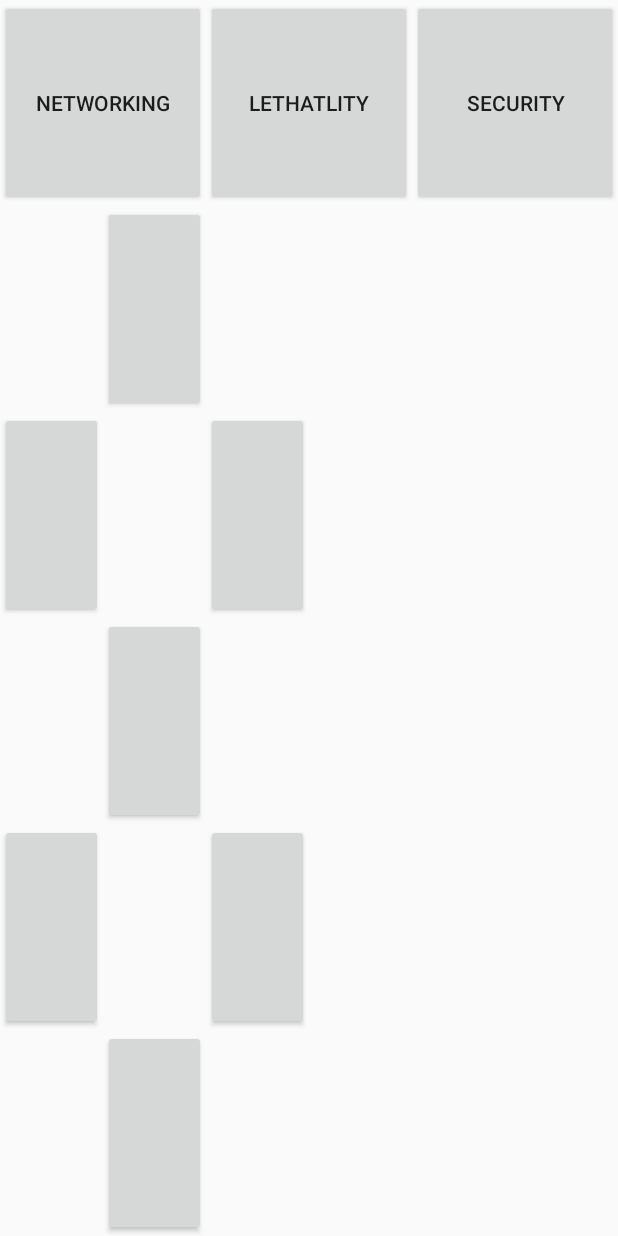
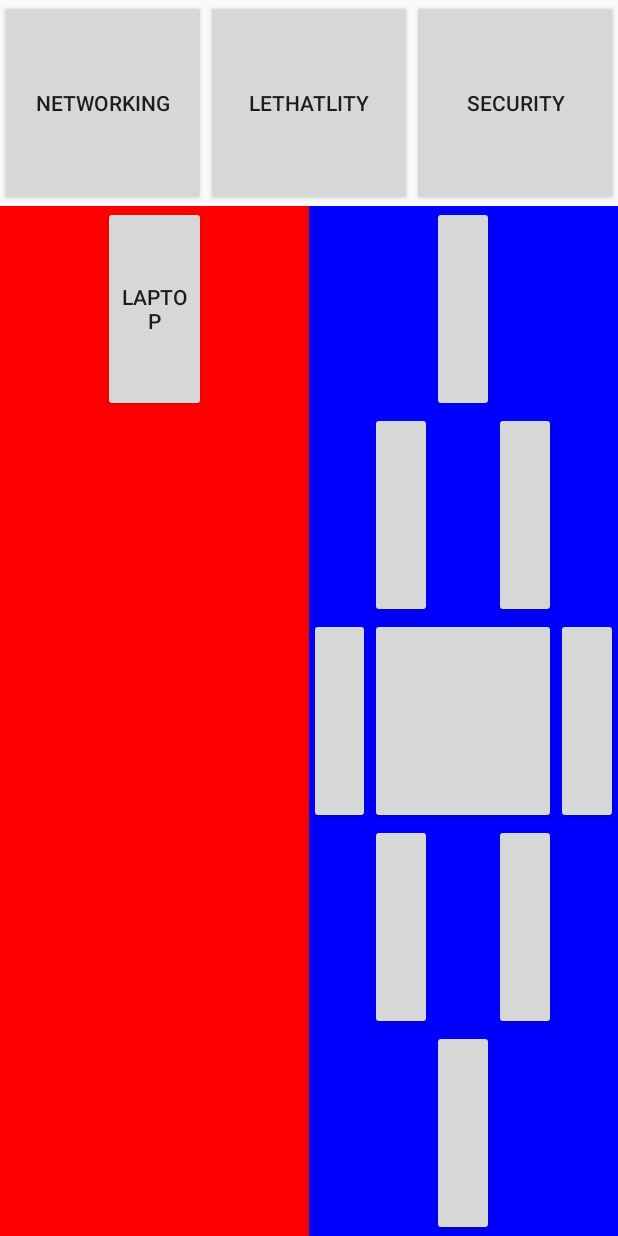
Before and after one commit to SHS-SpecialTopics/hacktheplanet, an Android app: the layout networking_upgrades.xml on its own in the app's theme, with its tools: preview values and no code run, on a phone screen of 412 x 824 dp. Run offline under Robolectric (Android 15) with nearby library versions, the phone set to English and light mode, and no system bars.

Commit message:
Nick changes 3/2/2016

```diff
--- a/app/src/main/java/com/example/rayqu/timertest/Upgrades.java
+++ b/app/src/main/java/com/example/rayqu/timertest/Upgrades.java
@@ -14,6 +14,7 @@ public class Upgrades extends AppCompatActivity implements View.OnClickListener
     Button[] networkButtons = new Button[15];
     Button[] tabButtons = new Button[3];
     LinearLayout[] networkingLayouts = new LinearLayout[5];
+    Button[] circularLethalityButtons = new Button[7];
     boolean infectedPrograms=false;
     boolean LAN =false;
     boolean businessRouters =false;
@@ -81,6 +82,22 @@ public class Upgrades extends AppCompatActivity implements View.OnClickListener
         networkButtons[10].setVisibility(View.INVISIBLE);
         networkButtons[12].setVisibility(View.INVISIBLE);
         networkButtons[13].setVisibility(View.INVISIBLE);
+
+        circularLethalityButtons[0] = (Button) findViewById(R.id.LaptopButton) ;
+        circularLethalityButtons[0].setOnClickListener(this);
+        circularLethalityButtons[1] = (Button) findViewById(R.id.DesktopButton) ;
+        circularLethalityButtons[1].setOnClickListener(this);
+        circularLethalityButtons[2] = (Button) findViewById(R.id.StationsButton) ;
+        circularLethalityButtons[2].setOnClickListener(this);
+        circularLethalityButtons[3] = (Button) findViewById(R.id.MobilePhonesButton) ;
+        circularLethalityButtons[3].setOnClickListener(this);
+        circularLethalityButtons[4] = (Button) findViewById(R.id.SmartPhonesButton) ;
+        circularLethalityButtons[4].setOnClickListener(this);
+        circularLethalityButtons[5] = (Button) findViewById(R.id.TablesButton) ;
+        circularLethalityButtons[5].setOnClickListener(this);
+        circularLethalityButtons[6] = (Button) findViewById(R.id.UCCButton) ;
+        circularLethalityButtons[6].setOnClickListener(this);
+
     }
     public void onClick(View v) {
         if(v==networkButtons[0]){
@@ -156,6 +173,7 @@ public class Upgrades extends AppCompatActivity implements View.OnClickListener
                 l.setVisibility(View.VISIBLE);
             }
         }
+
     }
     public static double getNetworking(){
         return networking;
--- a/app/src/main/res/layout/networking_upgrades.xml
+++ b/app/src/main/res/layout/networking_upgrades.xml
@@ -253,12 +253,152 @@
             android:layout_width="0dp"
             android:layout_height="fill_parent"
             android:orientation="vertical"
-            android:layout_weight="2.5">
+            android:layout_weight="2.5"
+            android:background="#FF0000"
+            android:id="@+id/CircularLinearLayout">
 
             <LinearLayout
                 android:layout_width="fill_parent"
                 android:layout_height="0dp"
                 android:layout_weight=".5">
+                <TextView
+                    android:layout_width="0dp"
+                    android:layout_height="0dp"
+                    android:layout_weight="1"/>
+                <Button
+                    android:layout_width="0dp"
+                    android:layout_weight="1"
+                    android:layout_height="fill_parent"
+                    android:text="Laptop"
+                    android:id="@+id/LaptopButton"/>
+                <TextView
+                    android:layout_width="0dp"
+                    android:layout_height="0dp"
+                    android:layout_weight="1"/>
+            </LinearLayout>
+            <LinearLayout
+                android:layout_width="fill_parent"
+                android:layout_height="0dp"
+                android:layout_weight=".5">
+                <Button
+                    android:layout_width="0dp"
+                    android:layout_weight="1"
+                    android:layout_height="fill_parent"
+                    android:visibility="invisible"
+                    android:text="Desktop"
+                    android:id="@+id/DesktopButton"/>
+                <TextView
+                    android:layout_width="0dp"
+                    android:layout_height="0dp"
+                    android:layout_weight="1"/>
+                <Button
+                    android:layout_width="0dp"
+                    android:layout_weight="1"
+                    android:layout_height="fill_parent"
+                    android:text="Tablets"
+                    android:visibility="invisible"
+                    android:id="@+id/TablesButton"/>
+            </LinearLayout>
+            <LinearLayout
+                android:layout_width="fill_parent"
+                android:layout_height="0dp"
+                android:layout_weight=".5">
+                <TextView
+                    android:layout_width="0dp"
+                    android:layout_height="0dp"
+                    android:layout_weight="1"/>
+                <Button
+                    android:layout_width="0dp"
+                    android:layout_weight="1"
+                    android:layout_height="fill_parent"
+                    android:text="Ultimate Civilian Controller"
+                    android:id="@+id/UCCButton"
+                    android:visibility="invisible"/>
+                <TextView
+                    android:layout_width="0dp"
+                    android:layout_height="0dp"
+                    android:layout_weight="1"/>
+            </LinearLayout>
+            <LinearLayout
+                android:layout_width="fill_parent"
+                android:layout_height="0dp"
+                android:layout_weight=".5">
+                <Button
+                    android:layout_width="0dp"
+                    android:layout_weight="1"
+                    android:layout_height="fill_parent"
+                    android:text="Work Stations"
+                    android:id="@+id/StationsButton"
+                    android:visibility="invisible"/>
+                <TextView
+                    android:layout_width="0dp"
+                    android:layout_height="0dp"
+                    android:layout_weight="1"/>
+                <Button
+                    android:layout_width="0dp"
+                    android:layout_weight="1"
+                    android:layout_height="fill_parent"
+                    android:text="Smart Phones"
+                    android:id="@+id/SmartPhonesButton"
+                    android:visibility="invisible"/>
+            </LinearLayout>
+            <LinearLayout
+                android:layout_width="fill_parent"
+                android:layout_height="0dp"
+                android:layout_weight=".5">
+                <TextView
+                    android:layout_width="0dp"
+                    android:layout_height="0dp"
+                    android:layout_weight="1"/>
+                <Button
+                    android:layout_width="0dp"
+                    android:layout_weight="1"
+                    android:layout_height="fill_parent"
+                    android:text="Mobile Phones"
+                    android:id="@+id/MobilePhonesButton"
+                    android:visibility="invisible"/>
+                <TextView
+                    android:layout_width="0dp"
+                    android:layout_height="0dp"
+                    android:layout_weight="1"/>
+            </LinearLayout>
+        </LinearLayout>
+
+        <LinearLayout
+            android:layout_width="0dp"
+            android:layout_height="fill_parent"
+            android:layout_weight="2.5"
+            android:orientation="vertical"
+            android:background="#0000FF">
+            <LinearLayout
+                android:layout_width="fill_parent"
+                android:layout_height="0dp"
+                android:layout_weight=".5">
+                <TextView
+                    android:layout_width="0dp"
+                    android:layout_height="0dp"
+                    android:layout_weight="2"/>
+                <Button
+                    android:layout_width="0dp"
+                    android:layout_weight="1"
+                    android:layout_height="fill_parent" />
+                <TextView
+                    android:layout_width="0dp"
+                    android:layout_height="0dp"
+                    android:layout_weight="2"/>
+            </LinearLayout>
+            <LinearLayout
+                android:layout_width="fill_parent"
+                android:layout_height="0dp"
+                android:layout_weight=".5">
+                <TextView
+                    android:layout_width="0dp"
+                    android:layout_height="0dp"
+                    android:layout_weight="1"/>
+                <Button
+                    android:layout_width="0dp"
+                    android:layout_weight="1"
+                    android:layout_height="fill_parent" />
                 <TextView
                     android:layout_width="0dp"
                     android:layout_height="0dp"
@@ -280,10 +420,10 @@
                     android:layout_width="0dp"
                     android:layout_weight="1"
                     android:layout_height="fill_parent" />
-                <TextView
+                <Button
                     android:layout_width="0dp"
-                    android:layout_height="0dp"
-                    android:layout_weight="1"/>
+                    android:layout_height="fill_parent"
+                    android:layout_weight="3"/>
                 <Button
                     android:layout_width="0dp"
                     android:layout_weight="1"
@@ -305,32 +445,6 @@
                     android:layout_width="0dp"
                     android:layout_height="0dp"
                     android:layout_weight="1"/>
-            </LinearLayout>
-            <LinearLayout
-                android:layout_width="fill_parent"
-                android:layout_height="0dp"
-                android:layout_weight=".5">
-                <Button
-                    android:layout_width="0dp"
-                    android:layout_weight="1"
-                    android:layout_height="fill_parent" />
-                <TextView
-                    android:layout_width="0dp"
-                    android:layout_height="0dp"
-                    android:layout_weight="1"/>
-                <Button
-                    android:layout_width="0dp"
-                    android:layout_weight="1"
-                    android:layout_height="fill_parent" />
-            </LinearLayout>
-            <LinearLayout
-                android:layout_width="fill_parent"
-                android:layout_height="0dp"
-                android:layout_weight=".5">
-                <TextView
-                    android:layout_width="0dp"
-                    android:layout_height="0dp"
-                    android:layout_weight="1"/>
                 <Button
                     android:layout_width="0dp"
                     android:layout_weight="1"
@@ -340,14 +454,24 @@
                     android:layout_height="0dp"
                     android:layout_weight="1"/>
             </LinearLayout>
+            <LinearLayout
+                android:layout_width="fill_parent"
+                android:layout_height="0dp"
+                android:layout_weight=".5">
+                <TextView
+                    android:layout_width="0dp"
+                    android:layout_height="0dp"
+                    android:layout_weight="2"/>
+                <Button
+                    android:layout_width="0dp"
+                    android:layout_weight="1"
+                    android:layout_height="fill_parent" />
+                <TextView
+                    android:layout_width="0dp"
+                    android:layout_height="0dp"
+                    android:layout_weight="2"/>
+            </LinearLayout>
         </LinearLayout>
-
-        <LinearLayout
-            android:layout_width="0dp"
-            android:layout_height="fill_parent"
-            android:layout_weight="2.5">
-        </LinearLayout>
-
 
     </LinearLayout>
 
```
Also changed, not shown: 1 other file.
